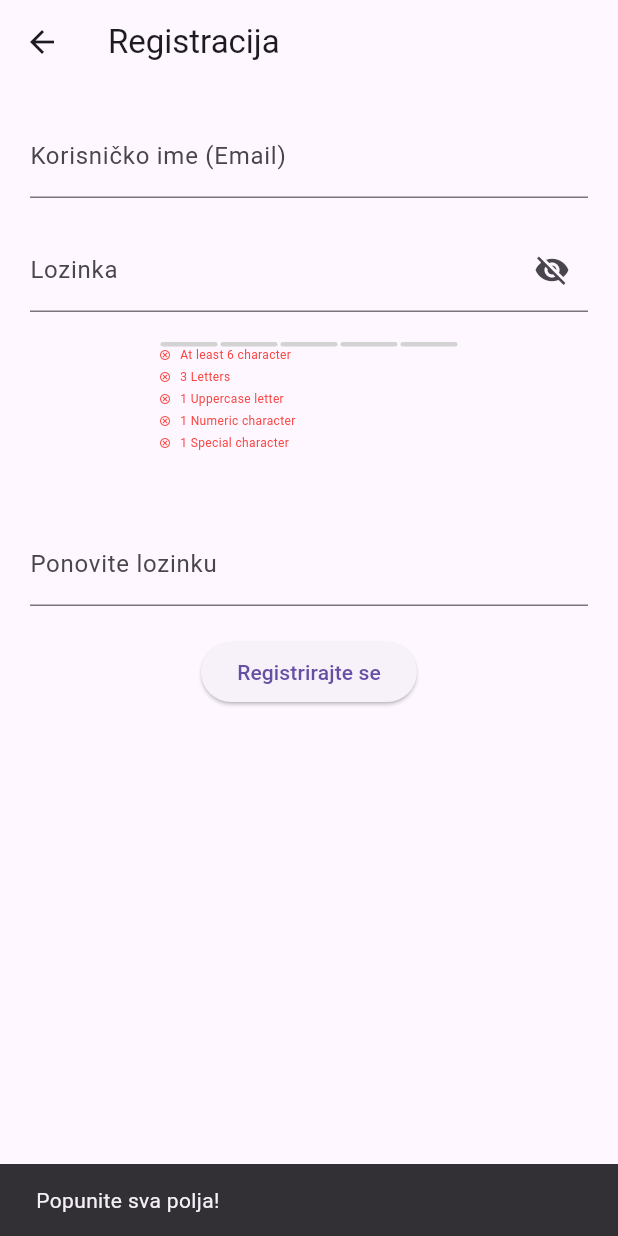
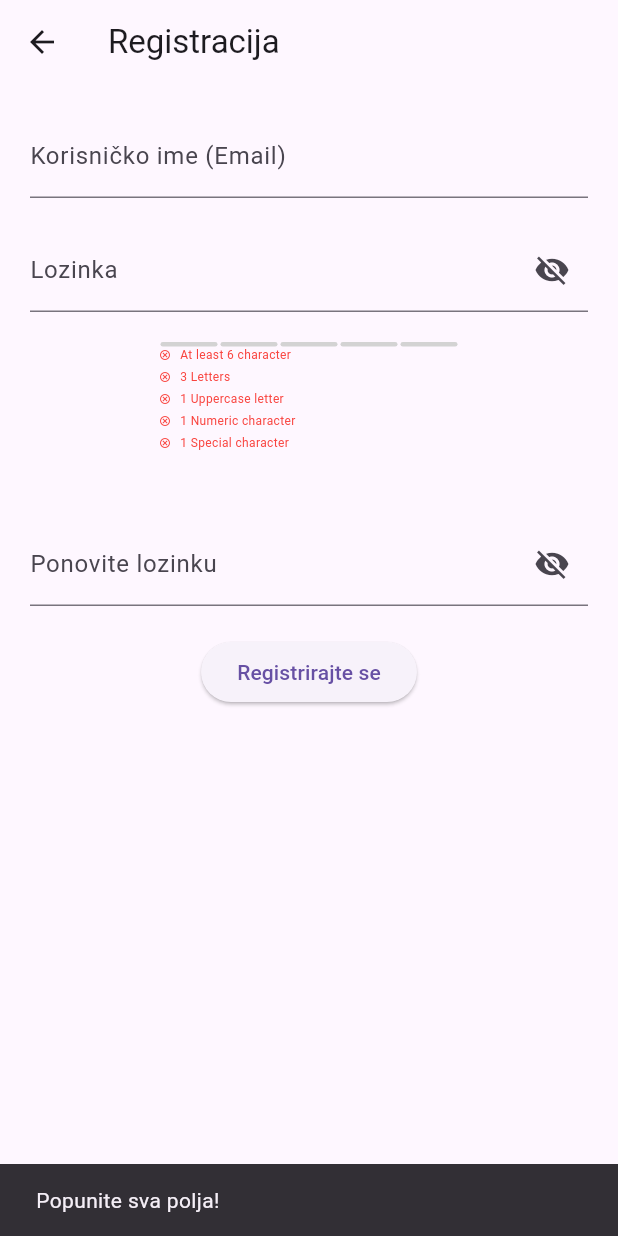
Before and after one commit to Medic01/Sustav_za_transfuziologiju, a Flutter app: the RegistrationPage screen opened directly, after a tap on "Registrirajte se", on a phone screen of 412 x 824 dp. Run offline on Flutter 3.47's test engine with Material 3 defaults, Android fonts, the phone set to English and light mode, and no system bars; drawn by our look-alikes of flutter_pw_validator; our stand-ins replace cloud_firestore, firebase_auth, firebase_core, flutter_dotenv, mask_text_input_formatter; accounts and stored records are empty.

Commit message:
implement auto-login after registration implement password confirmation visibility

```diff
--- a/lib/screens/auth/registration_page.dart
+++ b/lib/screens/auth/registration_page.dart
@@ -1,11 +1,11 @@
+import 'package:firebase_auth/firebase_auth.dart';
 import 'package:flutter/material.dart';
 import 'package:cloud_firestore/cloud_firestore.dart';
 import 'package:flutter_pw_validator/flutter_pw_validator.dart';
 import 'package:crypto/crypto.dart';
-import 'package:sustav_za_transfuziologiju/screens/auth/login_page.dart';
+import 'package:sustav_za_transfuziologiju/screens/enums/user_role.dart';
 import 'dart:convert';
-
-import 'package:sustav_za_transfuziologiju/screens/enums/user_role.dart';
+import 'package:sustav_za_transfuziologiju/screens/user/data_entry_page.dart';
 
 class RegistrationPage extends StatefulWidget {
   @override
@@ -15,10 +15,10 @@ class RegistrationPage extends StatefulWidget {
 class _RegistrationPageState extends State<RegistrationPage> {
   final TextEditingController _usernameController = TextEditingController();
   final TextEditingController _passwordController = TextEditingController();
-  final TextEditingController _confirmPasswordController =
-      TextEditingController();
+  final TextEditingController _confirmPasswordController = TextEditingController();
   bool _isPasswordValid = false;
   bool _isPasswordVisible = false;
+  bool _isConfirmPasswordVisible = false;
 
   @override
   Widget build(BuildContext context) {
@@ -113,9 +113,22 @@ class _RegistrationPageState extends State<RegistrationPage> {
                   controller: _confirmPasswordController,
                   decoration: InputDecoration(
                     labelText: 'Ponovite lozinku',
+                    suffixIcon: IconButton(
+                      onPressed: () {
+                        setState(() {
+                          _isConfirmPasswordVisible = !_isConfirmPasswordVisible;
+                        });
+                      },
+                      icon: Icon(
+                        _isConfirmPasswordVisible
+                            ? Icons.visibility
+                            : Icons.visibility_off,
+                      ),
+                    ),
                   ),
-                  obscureText: true,
+                  obscureText: !_isConfirmPasswordVisible,
                 ),
+
                 SizedBox(height: 20.0),
                 ElevatedButton(
                   onPressed: () async {
@@ -171,17 +184,21 @@ class _RegistrationPageState extends State<RegistrationPage> {
                         'role': UserRole.USER.toString().split('.').last,
                         'isFirstLogin': true,
                       });
+
                       ScaffoldMessenger.of(context).showSnackBar(
                         const SnackBar(
                           content: Text('Uspješno ste se registrirali!'),
+                          duration: Duration(seconds: 2),
                         ),
                       );
-                      Future.delayed(Duration(seconds: 1), () {
-                        Navigator.pushReplacement(
-                          context,
-                          MaterialPageRoute(builder: (context) => LoginPage()),
-                        );
-                      });
+
+                      Navigator.pushReplacement(
+                        context,
+                        MaterialPageRoute(
+                          builder: (context) => DataEntryPage(userEmail: _usernameController.text),
+                        ),
+                      );
+
                     } catch (e) {
                       print("Greška prilikom registracije $e");
                     }
--- a/lib/screens/user/data_entry_page.dart
+++ b/lib/screens/user/data_entry_page.dart
@@ -40,6 +40,8 @@ class DataEntryPage extends StatelessWidget {
           .get();
       print("User Snapshot: $userSnapshot");
 
+
+      if (userSnapshot.docs.isNotEmpty) {
         final userId = userSnapshot.docs.first.id;
         print("UserID: $userId");
 
@@ -56,6 +58,8 @@ class DataEntryPage extends StatelessWidget {
           'gender': gender,
           'isFirstLogin': false,
         });
+
+      }
 
       print('Data successfully saved to Firestore.');
 
```
Lines whose indentation alone changed are shown as unchanged.
